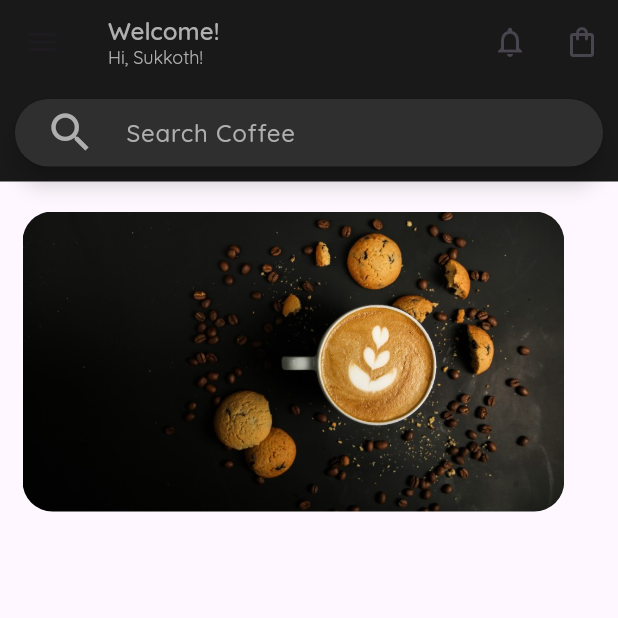
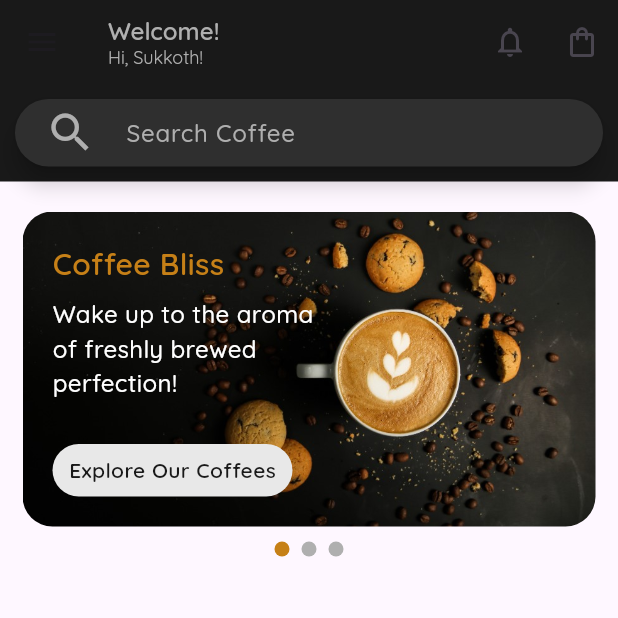
Before and after one commit to Sukkoth/Coffee-Cafe, a Flutter app: the HomePage screen opened by its route, on a phone screen of 412 x 824 dp, the top half of it. Run offline on Flutter 3.47's test engine with Material 3 defaults, Android fonts, the phone set to English and light mode, and no system bars; drawn by our look-alikes of smooth_page_indicator; our stand-ins replace get, google_fonts; accounts and stored records are empty.

Commit message:
banner done

```diff
--- a/lib/pages/home_page.dart
+++ b/lib/pages/home_page.dart
@@ -74,7 +74,7 @@ class HomePage extends StatelessWidget {
             const SizedBox(
               height: 20,
             ),
-            const BannerList()
+            BannerList()
           ],
         ),
       ),
--- a/lib/widgets/home_page/banners/banner_item.dart
+++ b/lib/widgets/home_page/banners/banner_item.dart
@@ -1,7 +1,9 @@
+import 'package:coffe_shop/constants.dart';
 import 'package:flutter/material.dart';
 
 class HomeBannerItem extends StatelessWidget {
-  const HomeBannerItem({super.key});
+  final Map item;
+  const HomeBannerItem({super.key, required this.item});
 
   @override
   Widget build(BuildContext context) {
@@ -15,9 +17,60 @@ class HomeBannerItem extends StatelessWidget {
         children: [
           ClipRRect(
             borderRadius: BorderRadius.circular(20),
-            child: Image.asset('assets/images/banners/banner1.jpg'),
+            child: Image.asset(
+              'assets/images${item["imageUrl"]}',
+              width: double.maxFinite,
+              fit: BoxFit.cover,
+            ),
           ),
-          // Text("Hello there")
+          Container(
+            padding: const EdgeInsets.all(20),
+            decoration: BoxDecoration(
+              borderRadius: BorderRadius.circular(20),
+            ),
+            child: Column(
+              crossAxisAlignment: CrossAxisAlignment.start,
+              mainAxisAlignment: MainAxisAlignment.spaceBetween,
+              children: [
+                Text(
+                  item["title"],
+                  style: Typo.style(
+                      color: MyColors.primary,
+                      fontSize: Typo.header4,
+                      fontWeight: FontWeight.w600),
+                ),
+                SizedBox(
+                  width: 180,
+                  child: Text(
+                    item["subtitle"],
+                    style: Typo.style(
+                      color: MyColors.shade1,
+                      fontWeight: FontWeight.w500,
+                      fontSize: Typo.header5,
+                    ),
+                  ),
+                ),
+                Container(
+                    margin: const EdgeInsets.only(top: 20),
+                    width: 160,
+                    height: 35,
+                    decoration: BoxDecoration(
+                      color: MyColors.shade3,
+                      borderRadius: BorderRadius.circular(20),
+                    ),
+                    child: Center(
+                      child: Text(
+                        item["buttonText"],
+                        style: Typo.style(
+                          fontWeight: FontWeight.w600,
+                          color: MyColors.shade8,
+                          fontSize: Typo.header6,
+                        ),
+                      ),
+                    )),
+              ],
+            ),
+          )
         ],
       ),
     );
--- a/lib/widgets/home_page/banners/banner_list.dart
+++ b/lib/widgets/home_page/banners/banner_list.dart
@@ -1,19 +1,63 @@
+import 'package:coffe_shop/constants.dart';
 import 'package:coffe_shop/widgets/home_page/banners/banner_item.dart';
 import 'package:flutter/material.dart';
+import 'package:smooth_page_indicator/smooth_page_indicator.dart';
 
 class BannerList extends StatelessWidget {
-  const BannerList({super.key});
+  BannerList({super.key});
+
+  final List _bannerItems = [
+    {
+      "title": "Coffee Bliss",
+      "subtitle": "Wake up to the aroma of freshly brewed perfection!",
+      "buttonText": "Explore Our Coffees",
+      "imageUrl": "/banners/banner1.jpg"
+    },
+    {
+      "title": "Juice Frenzy",
+      "subtitle": "Quench your thirst with our refreshing blends!",
+      "buttonText": "Discover Our Juices",
+      "imageUrl": "/banners/juice.jpg"
+    },
+    {
+      "title": "Sweet Temptations",
+      "subtitle": "Indulge in heavenly cakes and pastries!",
+      "buttonText": "See Our Treats",
+      "imageUrl": "/banners/cake.png"
+    }
+  ];
+
+  final PageController controller = PageController();
 
   @override
   Widget build(BuildContext context) {
     return SizedBox(
-      height: 200,
-      child: PageView(
-        scrollDirection: Axis.horizontal,
-        children: const [
-          HomeBannerItem(),
-          HomeBannerItem(),
-          HomeBannerItem(),
+      height: 230,
+      child: Column(
+        children: [
+          Expanded(
+            child: PageView(
+              scrollDirection: Axis.horizontal,
+              controller: controller,
+              children: [
+                HomeBannerItem(item: _bannerItems[0]),
+                HomeBannerItem(item: _bannerItems[1]),
+                HomeBannerItem(item: _bannerItems[2]),
+              ],
+            ),
+          ),
+          const SizedBox(
+            height: 10,
+          ),
+          SmoothPageIndicator(
+            controller: controller,
+            count: 3,
+            effect: WormEffect(
+                dotWidth: 10,
+                dotHeight: 10,
+                dotColor: MyColors.shade4,
+                activeDotColor: MyColors.primary),
+          )
         ],
       ),
     );
--- a/pubspec.yaml
+++ b/pubspec.yaml
@@ -37,6 +37,7 @@ dependencies:
   get: ^4.6.6
   google_fonts: 6.1.0
   uuid: ^4.2.2
+  smooth_page_indicator: ^1.1.0
 
 dev_dependencies:
   flutter_test:
```
Also changed, not shown: assets/images/banners/cake.jpg (added), assets/images/banners/juice.jpg (added), pubspec.lock, 1 other file.
